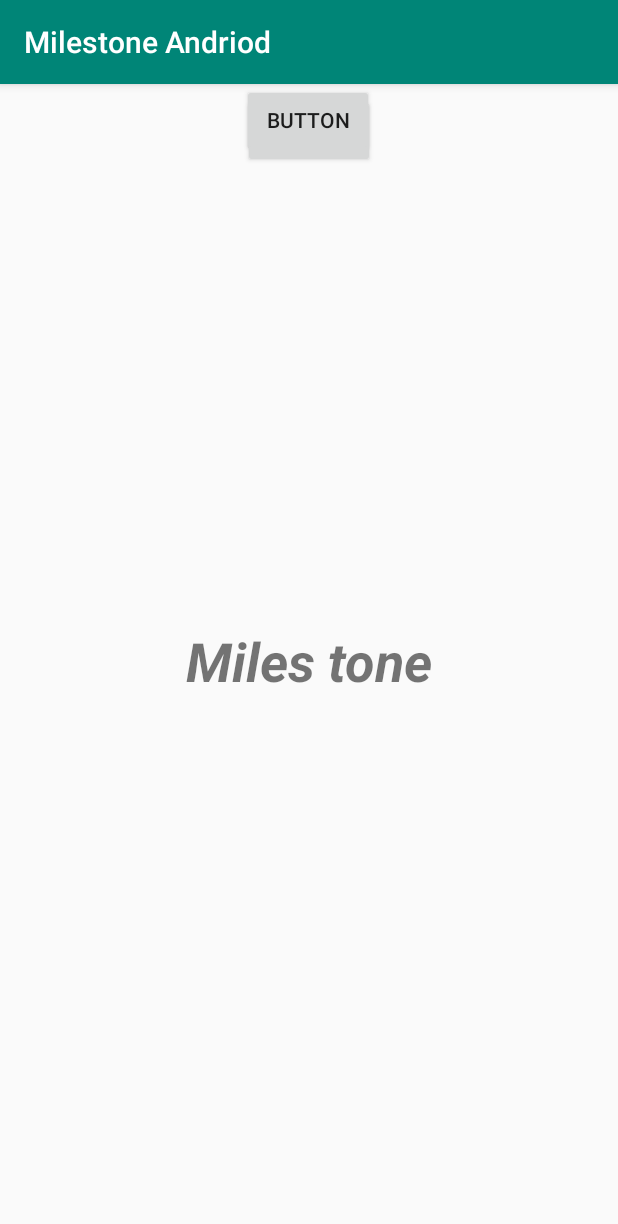
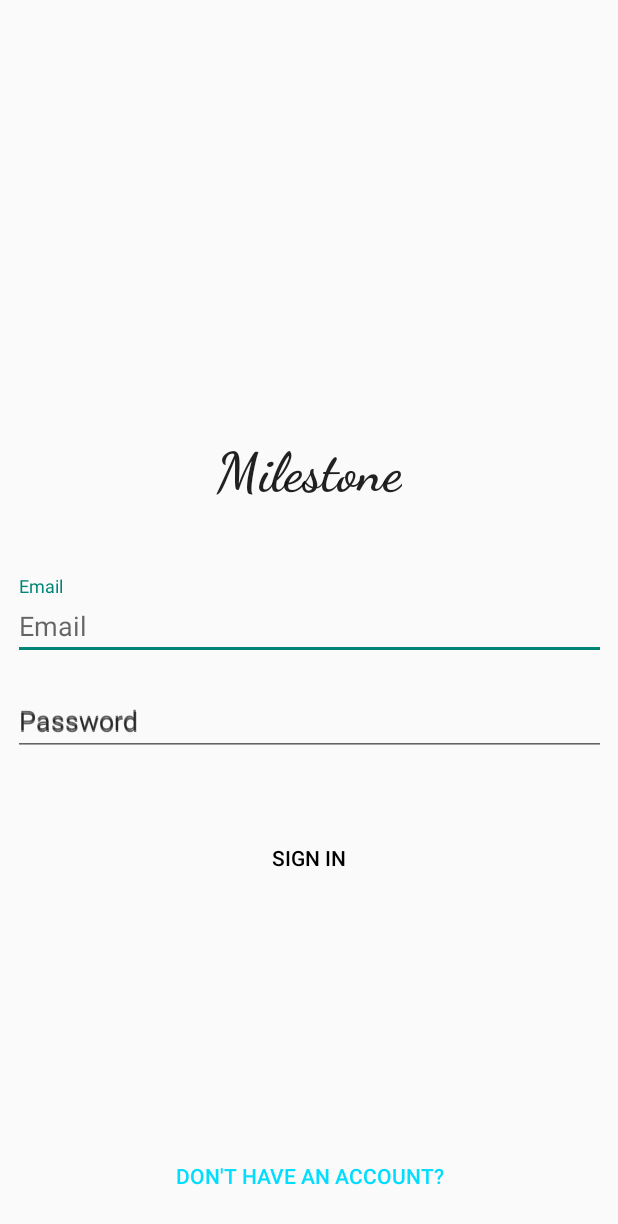
Before and after one commit to Qusid/MilestoneAndriod, an Android app: the screen it shows after launch (MainActivity), on a phone screen of 412 x 824 dp. Shown: the top 1224 px of the screen. Run offline under Robolectric (Android 15) with nearby library versions, the phone set to English and light mode, and no system bars.

Commit message:
login screen

```diff
--- a/app/build.gradle
+++ b/app/build.gradle
@@ -25,4 +25,5 @@ dependencies {
     testImplementation 'junit:junit:4.12'
     androidTestImplementation 'com.android.support.test:runner:1.0.2'
     androidTestImplementation 'com.android.support.test.espresso:espresso-core:3.0.2'
+    implementation 'com.android.support:design:28.0.0'
 }
--- a/app/src/main/AndroidManifest.xml
+++ b/app/src/main/AndroidManifest.xml
@@ -6,12 +6,13 @@
     <dist:module dist:instant="true" />
 
     <application
+
         android:allowBackup="true"
         android:icon="@mipmap/ic_launcher"
         android:label="@string/app_name"
         android:roundIcon="@mipmap/ic_launcher_round"
         android:supportsRtl="true"
-        android:theme="@style/AppTheme">
+        android:theme="@style/Theme.AppCompat.Light.NoActionBar">
         <activity android:name=".MainActivity">
             <intent-filter>
                 <action android:name="android.intent.action.MAIN" />
--- a/app/src/main/java/com/example/milestoneandriod/MainActivity.java
+++ b/app/src/main/java/com/example/milestoneandriod/MainActivity.java
@@ -7,6 +7,7 @@ public class MainActivity extends AppCompatActivity {
 
     @Override
     protected void onCreate(Bundle savedInstanceState) {
+
         super.onCreate(savedInstanceState);
         setContentView(R.layout.activity_main);
     }
--- a/app/src/main/res/layout/activity_main.xml
+++ b/app/src/main/res/layout/activity_main.xml
@@ -7,35 +7,82 @@
     tools:context=".MainActivity">
 
     <TextView
+        android:id="@+id/textView"
         android:layout_width="wrap_content"
         android:layout_height="wrap_content"
-        android:text="Miles tone"
-        android:textAlignment="center"
+        android:fontFamily="cursive"
+        android:text="Milestone"
+        android:textAppearance="@style/TextAppearance.AppCompat"
         android:textSize="36sp"
-        android:textStyle="bold|italic"
+        android:textStyle="bold"
         app:layout_constraintBottom_toBottomOf="parent"
+        app:layout_constraintEnd_toEndOf="parent"
         app:layout_constraintLeft_toLeftOf="parent"
         app:layout_constraintRight_toRightOf="parent"
-        app:layout_constraintTop_toTopOf="parent" />
+        app:layout_constraintStart_toStartOf="parent"
+        app:layout_constraintTop_toTopOf="parent"
+        app:layout_constraintVertical_bias="0.375"
+        tools:text="@string/APP" />
+
+    <android.support.design.widget.TextInputLayout
+        android:id="@+id/textInputLayout2"
+        android:layout_width="395dp"
+        android:layout_height="wrap_content"
+        android:hint="Email"
+        app:layout_constraintBottom_toBottomOf="parent"
+        app:layout_constraintEnd_toEndOf="parent"
+        app:layout_constraintStart_toStartOf="parent"
+        app:layout_constraintTop_toTopOf="parent">
+
+        <android.support.design.widget.TextInputEditText
+            android:id="@+id/textInputEditText"
+            android:layout_width="match_parent"
+            android:layout_height="wrap_content"
+            android:hint="Email"
+            android:inputType="textWebEmailAddress"
+            tools:textColorLink="@android:color/black" />
+    </android.support.design.widget.TextInputLayout>
+
+    <android.support.design.widget.TextInputLayout
+        android:id="@+id/textInputLayout"
+        android:layout_width="395dp"
+        android:layout_height="wrap_content"
+        android:layout_marginTop="8dp"
+        android:hint="Password"
+        app:layout_constraintEnd_toEndOf="parent"
+        app:layout_constraintStart_toStartOf="parent"
+        app:layout_constraintTop_toBottomOf="@+id/textInputLayout2">
+
+        <android.support.design.widget.TextInputEditText
+            android:layout_width="match_parent"
+            android:layout_height="wrap_content"
+            android:hint="Password"
+            android:inputType="textPassword"
+            tools:textColorLink="@android:color/black" />
+    </android.support.design.widget.TextInputLayout>
+
+    <Button
+        android:id="@+id/button"
+        style="@style/Widget.AppCompat.Button.Borderless.Colored"
+        android:layout_width="wrap_content"
+        android:layout_height="wrap_content"
+        android:layout_marginTop="44dp"
+        android:text="Sign In"
+        android:textColor="@android:color/black"
+        app:layout_constraintEnd_toEndOf="parent"
+        app:layout_constraintStart_toStartOf="parent"
+        app:layout_constraintTop_toBottomOf="@+id/textInputLayout" />
 
     <Button
         android:id="@+id/button2"
+        style="@style/Widget.AppCompat.Button.Borderless.Colored"
         android:layout_width="wrap_content"
         android:layout_height="wrap_content"
-        android:layout_marginTop="8dp"
-        android:text="Button"
+        android:layout_marginBottom="16dp"
+        android:text="Don't have an account?"
+        android:textColor="@android:color/holo_blue_bright"
+        app:layout_constraintBottom_toBottomOf="parent"
         app:layout_constraintEnd_toEndOf="parent"
-        app:layout_constraintStart_toStartOf="parent"
-        app:layout_constraintTop_toTopOf="parent" />
-
-    <Button
-        android:id="@+id/button"
-        android:layout_width="wrap_content"
-        android:layout_height="wrap_content"
-        android:text="Button"
-        app:layout_constraintEnd_toEndOf="parent"
-        app:layout_constraintHorizontal_bias="0.498"
-        app:layout_constraintStart_toStartOf="parent"
-        tools:layout_editor_absoluteY="578dp" />
+        app:layout_constraintStart_toStartOf="parent" />
 
 </android.support.constraint.ConstraintLayout>
--- a/app/src/main/res/values/strings.xml
+++ b/app/src/main/res/values/strings.xml
@@ -1,3 +1,4 @@
 <resources>
     <string name="app_name">Milestone Andriod</string>
+    <string name="APP">Milestone</string>
 </resources>
```
